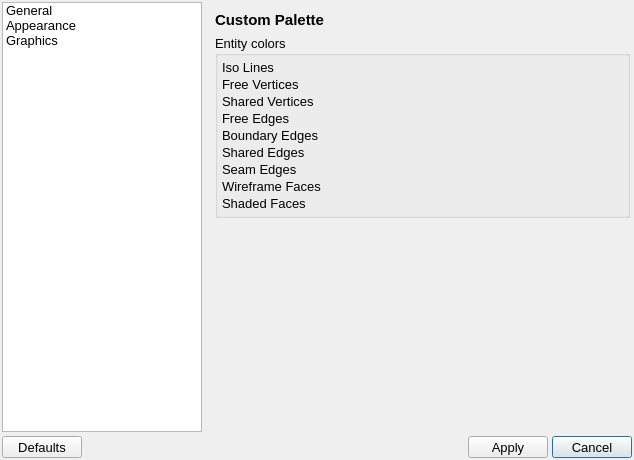
This is src/UserInterface/Forms/PreferencesDialog.ui in PawelekPro/MeshGeneratingTool as Qt 5 draws it before an edit. The edited form follows.
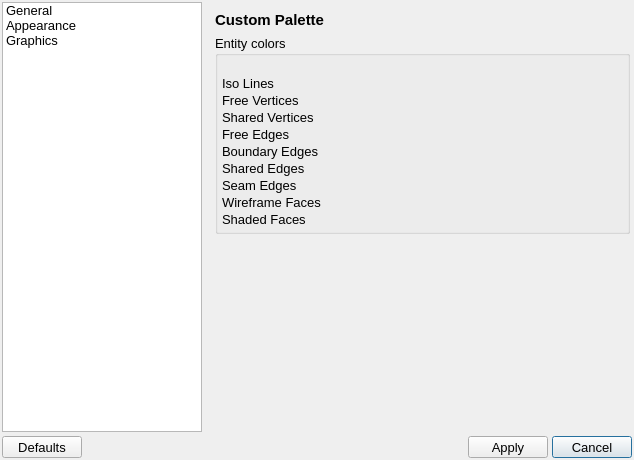
This is the edited form. The open tabs and pages were chosen to show the change. Icons and pictures are not drawn. Custom widgets are drawn as their Qt base class.

Commit message: Fixed QGroupBox stylesheet

```diff
--- a/src/UserInterface/Forms/PreferencesDialog.ui
+++ b/src/UserInterface/Forms/PreferencesDialog.ui
@@ -241,6 +241,9 @@
        <property name="bottomMargin">
         <number>2</number>
        </property>
+       <property name="verticalSpacing">
+        <number>6</number>
+       </property>
        <item row="0" column="0">
         <widget class="QLabel" name="customPaletteLabel">
          <property name="font">
@@ -265,7 +268,7 @@
            <number>4</number>
           </property>
           <property name="topMargin">
-           <number>4</number>
+           <number>20</number>
           </property>
           <property name="rightMargin">
            <number>4</number>
```
Left out of the diff: 4 changed lines with no effect on the pictures. The commit also changes 1 other file.
